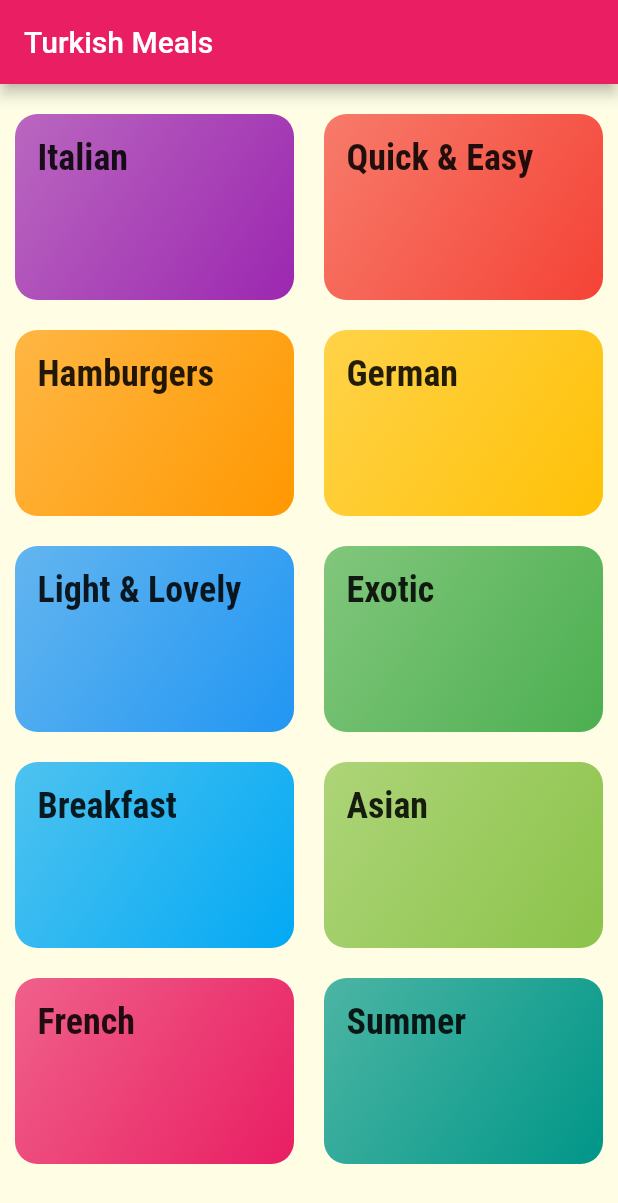
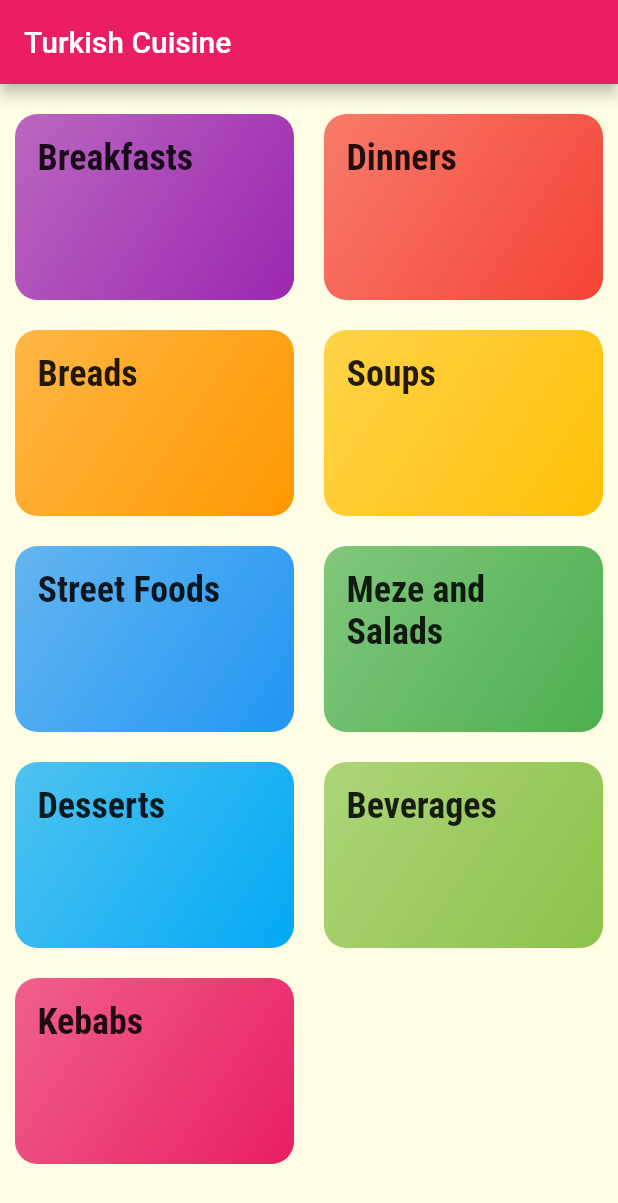
Before and after one commit to borakorpee/turkish_cuisine_app, a Flutter app: the screen it shows after launch, on a phone screen of 412 x 824 dp. Shown: the top 1203 px of the screen. Run offline on Flutter 3.47's test engine with Material 2 defaults, Android fonts, the phone set to English and light mode, and no system bars.

Commit message:
categories added

```diff
--- a/lib/categories_screen.dart
+++ b/lib/categories_screen.dart
@@ -8,7 +8,7 @@ class CategoriesScreen extends StatelessWidget {
   @override
   Widget build(BuildContext context) {
     return Scaffold(
-      appBar: AppBar(title: Text('Turkish Meals')),
+      appBar: AppBar(title: Text('Turkish Cuisine')),
       body: GridView(
         padding: EdgeInsets.symmetric(horizontal: 10, vertical: 20),
         gridDelegate: SliverGridDelegateWithMaxCrossAxisExtent(
--- a/lib/dummy_data.dart
+++ b/lib/dummy_data.dart
@@ -4,52 +4,47 @@ import './models/category.dart';
 const DUMMY_CATEGORIES = const [
   Category(
     id: 'c1',
-    title: 'Italian',
+    title: 'Breakfasts',
     color: Colors.purple,
   ),
   Category(
     id: 'c2',
-    title: 'Quick & Easy',
+    title: 'Dinners',
     color: Colors.red,
   ),
   Category(
     id: 'c3',
-    title: 'Hamburgers',
+    title: 'Breads',
     color: Colors.orange,
   ),
   Category(
     id: 'c4',
-    title: 'German',
+    title: 'Soups',
     color: Colors.amber,
   ),
   Category(
     id: 'c5',
-    title: 'Light & Lovely',
+    title: 'Street Foods',
     color: Colors.blue,
   ),
   Category(
     id: 'c6',
-    title: 'Exotic',
+    title: 'Meze and Salads',
     color: Colors.green,
   ),
   Category(
     id: 'c7',
-    title: 'Breakfast',
+    title: 'Desserts',
     color: Colors.lightBlue,
   ),
   Category(
     id: 'c8',
-    title: 'Asian',
+    title: 'Beverages',
     color: Colors.lightGreen,
   ),
   Category(
     id: 'c9',
-    title: 'French',
+    title: 'Kebabs',
     color: Colors.pink,
   ),
-  Category(
-    id: 'c10',
-    title: 'Summer',
-    color: Colors.teal,
-  ),
 ];
--- a/lib/main.dart
+++ b/lib/main.dart
@@ -10,7 +10,7 @@ class MyApp extends StatelessWidget {
   @override
   Widget build(BuildContext context) {
     return MaterialApp(
-      title: 'DeliMeals',
+      title: 'Turkish Cuisine',
       theme: ThemeData(
         primarySwatch: Colors.pink,
         accentColor: Colors.amber,
```
